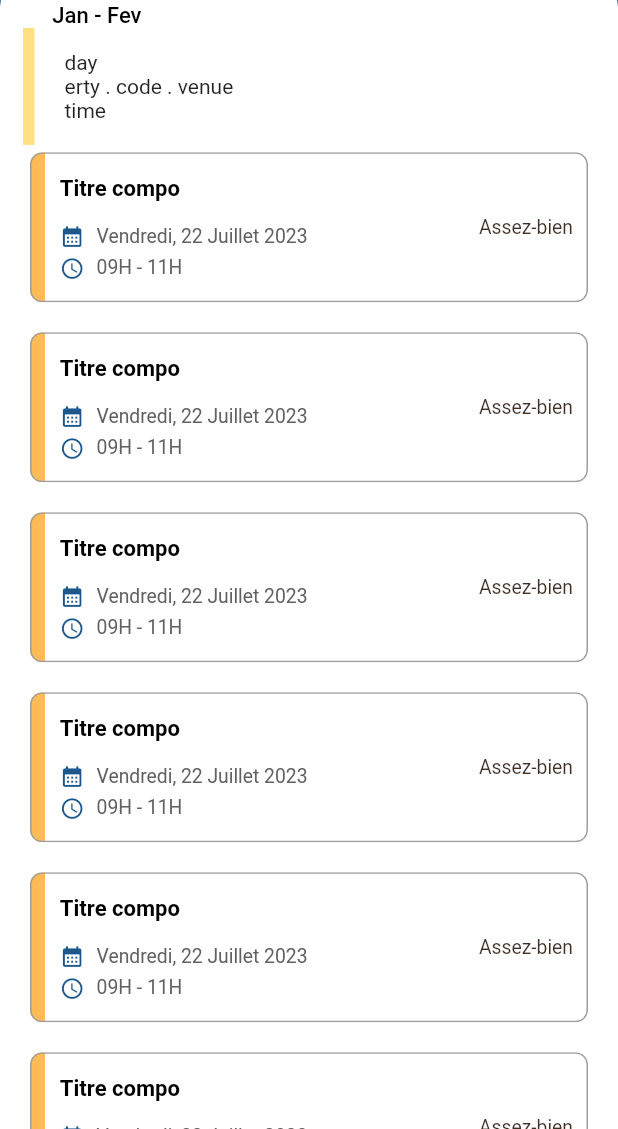
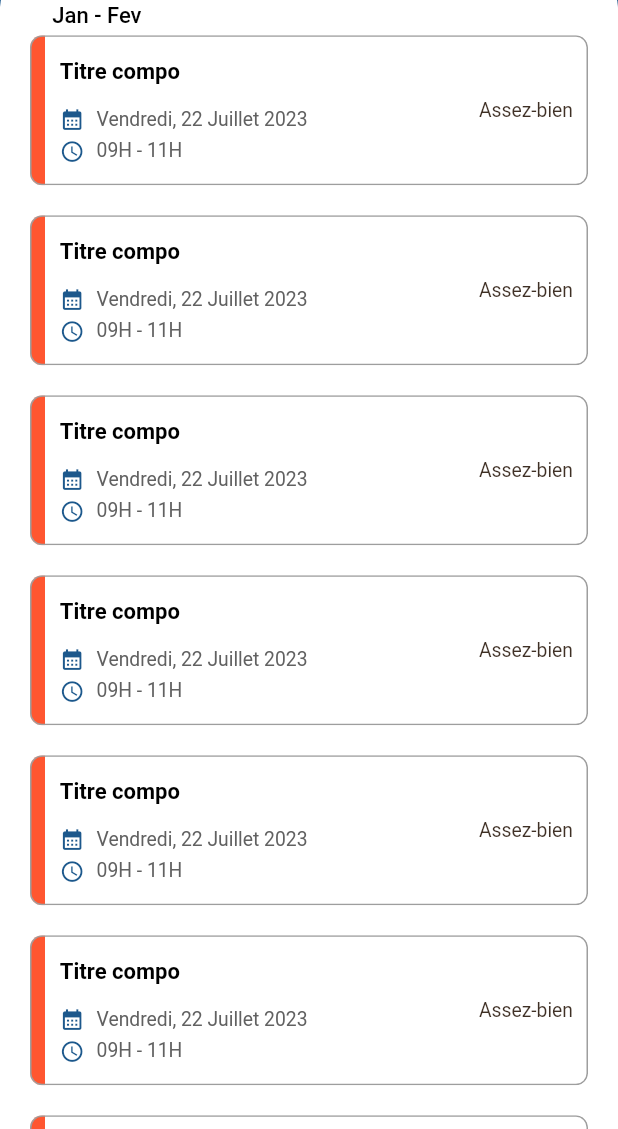
Before and after one commit to Keldy7/flutter_scolarApp, a Flutter app: the ExamenScreen screen opened by its route, on a phone screen of 412 x 824 dp, the part 107-1236 px from its top. Run offline on Flutter 3.47's test engine with Material 2 defaults, Android fonts, the phone set to English and light mode, and no system bars; our stand-ins replace carousel_slider, dotted_border, figma_squircle, file_picker, flutter_screenutil, flutter_svg and 10 more; accounts and stored records are empty; Roboto replaces fonts that are missing (Montserrat).

```diff
--- a/lib/app/ui/screens/exams/exams_screen.dart
+++ b/lib/app/ui/screens/exams/exams_screen.dart
@@ -33,47 +33,72 @@ class _ExamenScreenState extends State<ExamenScreen> {
               children: [
                 20.h.verticalSpace,
                 buildTitles(context, "Jan - Fev"),
-                Container(
-                  decoration: BoxDecoration(
-                    border: Border(left: BorderSide(color: Colors.amber.shade200, width: 8)),
-                            color: Theme.of(context).cardColor,
-              //               // borderRadius: BorderRadius.circular(15),
-              //
-                  ),
-                  padding: EdgeInsets.fromLTRB(20, 15,15,15),
-                  child: Column(
-                    crossAxisAlignment: CrossAxisAlignment.start,
-                    children: [
-                      const Text('day'),
-                      Row(children: [
-                        Text("erty"),
-                       Text(" . "),
-                      Text('code'),
-                      Text(" . "),
-                      Text('venue')
-                      ]),
-                      Text('time'),
+                // flutter pub add styled_widget
+                // Container(
+                //   width: double.infinity,
+                //   decoration: BoxDecoration(
+                //     border: Border(
+                //         left:
+                //             BorderSide(color: secondaryColor, width: 8)),
+                //     color: cardColor,
+                //     //               // borderRadius: BorderRadius.circular(15),
+                //   ),
+                //   padding: EdgeInsets.fromLTRB(20, 15, 15, 15),
+                //   child: Column(
+                //     crossAxisAlignment: CrossAxisAlignment.start,
+                //     children: [
+                //       getCustomFont(
+                // "Titre compo", 16, blackColor, 2,
+                // fontWeight: FontWeight.bold),
+                //       Row(
+                //   mainAxisSize: MainAxisSize.min,
+                //   children: [
+                //     Icon(
+                //       Icons.calendar_month,
+                //       size: 18.h,
+                //       color: accentColor,
+                //     ),
+                //     8.w.horizontalSpace,
+                //     getCustomFont(
+                //         "Vendredi, 22 Juillet 2023",
+                //         14,
+                //         greyFontColor,
+                //         1),
+                //   ],
+                // ),
+                //       Text('time'),
+                // Row(
+                //                           mainAxisSize: MainAxisSize.min,
+                //                           children: [
+                //                             Icon(
+                //                               Icons.access_time_outlined,
+                //                               size: 18.h,
+                //                               color: accentColor,
+                //                             ),
+                //                             8.w.horizontalSpace,
+                //                             getCustomFont("09H - 11H", 14,
+                //                                 greyFontColor, 1),
+                //                           ],
+                //                         ),
+                //     ],
+                //   ),
+                // )
+                //     .width(double.infinity)
+                //     .decorated(
+                //       border: Border(
+                //           left: BorderSide(
+                //               color: Colors.amber.shade200, width: 8)),
+                //       color: Theme.of(context).cardColor,
+                //       // borderRadius: BorderRadius.circular(15),
+                //     )
+                //     .clipRRect(all: 15)
+                //     .decorated(boxShadow: [
+                //   BoxShadow(
+                //       blurRadius: 20,
+                //       color: Colors.black.withOpacity(.1),
+                //       offset: Offset(0, 8))
+                // ]).padding(horizontal: 15, bottom: 15),
 
-                    ],
-                  ),
-                ),
-              //   .width(double.infinity)
-
-              //           .decorated(
-              //             border: Border(left: BorderSide(color: Colors.amber.shade200, width: 8)),
-              //               color: Theme.of(context).cardColor,
-              //               // borderRadius: BorderRadius.circular(15),
-              //           ).clipRRect(all: 15).decorated(
-
-              //               boxShadow: [
-              //             BoxShadow(
-              //                 blurRadius: 20,
-              //                 color: Colors.black.withOpacity(.1),
-              //                 offset: Offset(0, 8))
-              //           ])
-
-
-              //  .padding(horizontal: 15, bottom: 15);
                 Column(
                   children: List.generate(7, (int _) {
                     return Card(
--- a/lib/app/ui/screens/fees/fees_screen.dart
+++ b/lib/app/ui/screens/fees/fees_screen.dart
@@ -202,7 +202,7 @@ class _FeesScreenState extends State<FeesScreen> {
                     ],
                   ),
                   child: getCustomFont(
-                      isPaid ? Labels.payeeKey : Labels.enAttenteKey,
+                      isPaid ? Labels.paidKey : Labels.enAttenteKey,
                       15,
                       primaryColor,
                       1)),
--- a/lib/app/ui/styles/colors.dart
+++ b/lib/app/ui/styles/colors.dart
@@ -8,7 +8,9 @@ Color fontPrimary = ("#2A190D".toColor()).withOpacity(0.9);
 // Color accentColor = "#0077B6".toColor();
 // Color accentColor = "#139EAD".toColor();
 Color accentColor = "#1C588C".toColor();
-Color secondaryColor = "#FFBB56".toColor();
+// Color accentColor = "#1C3659".toColor();
+// Color secondaryColor = "#FFBB56".toColor();
+Color secondaryColor = "#FF5630".toColor();
 Color greyFontColor = "#616161".toColor();
 Color greenColor = "#1AA138".toColor();
 Color redColor = "#EC5757".toColor();
--- a/lib/app/utils/label_keys.dart
+++ b/lib/app/utils/label_keys.dart
@@ -139,7 +139,9 @@ class Labels {
   static String detailKey = "Détail";
   static String paiementKey = "Paiement";
   static String payNowKey = "Payez maintenant";
-  static String payeeKey = "Reglée";
+  static String paidKey = "Reglée";
+  static String pleaseTapeSyntaxKey = "Veuillez saisir le code de vérification obtenu en saisissant";
+  static String codeVerificationKey = "Code de vérification";
 
 //Moyens de paiement
   static String paymentMethodsKey = "Moyens de paiement";
@@ -147,6 +149,7 @@ class Labels {
   static String moowMoneyKey = "Moov Money";
   static String mtnMoneyKey = "MTN Money";
   static String orangeMoneyKey = "Orange Money";
+  static String syntaxOrangeMoneyKey = "#144*82#";
 
 //Profil
   static String monProfilKey = "Mon profil";
--- a/lib/main.dart
+++ b/lib/main.dart
@@ -1,7 +1,7 @@
 import 'package:flutter/material.dart';
 import 'package:flutter_localizations/flutter_localizations.dart';
 import 'package:get/get.dart';
-import 'package:scolar_pay/app/ui/screens/timetable/timetable_screen.dart';
+import 'app/ui/screens/timetable/timetable_screen.dart';
 
 import 'app/ui/screens/child/child_screen.dart';
 import 'app/ui/screens/child/edit_child_screen.dart';
```
Also changed, not shown: lib/app/ui/screens/fees/pay_fees_screen.dart (+47 -7 lines), 1 other file.
